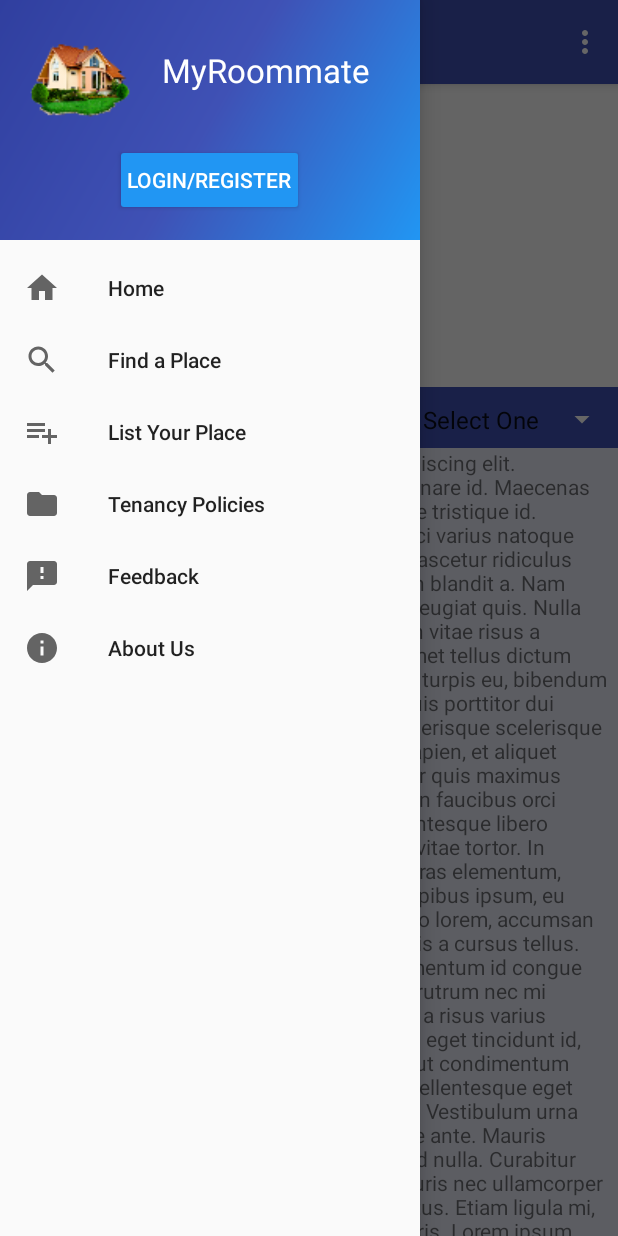
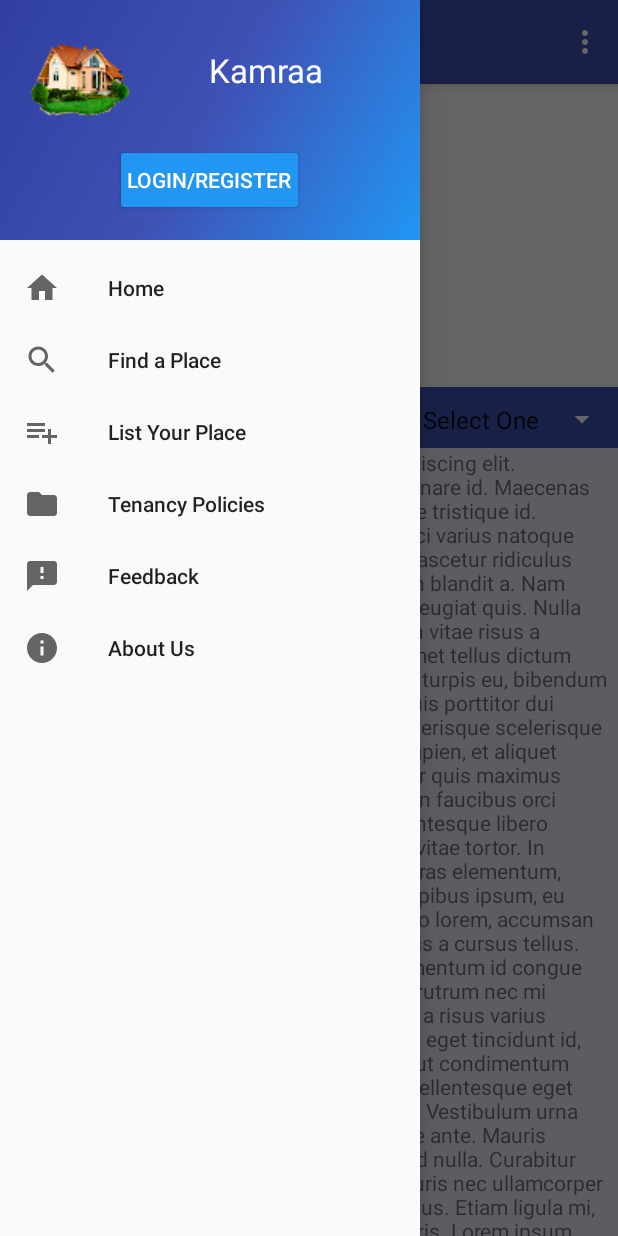
Before and after one commit to ThatStartupConcept/MyRoommate, an Android app: the screen it shows after launch (MainActivity), with the side drawer open, on a phone screen of 412 x 824 dp. Run offline under Robolectric (Android 15) with nearby library versions, the phone set to English and light mode, and no system bars.

Commit message:
Changed app name

```diff
--- a/app/src/main/java/com/myroommate/myroommate/HomeScreenFragment.java
+++ b/app/src/main/java/com/myroommate/myroommate/HomeScreenFragment.java
@@ -42,7 +42,7 @@ public class HomeScreenFragment extends Fragment {
     public void onViewCreated(View view, @Nullable Bundle savedInstanceState) {
         super.onViewCreated(view, savedInstanceState);
         //you can set the title for your toolbar here for different fragments different titles
-        getActivity().setTitle("My Roommate");
+        getActivity().setTitle(R.string.app_name);
     }
 
 
--- a/app/src/main/java/com/myroommate/myroommate/MainActivity.java
+++ b/app/src/main/java/com/myroommate/myroommate/MainActivity.java
@@ -68,7 +68,7 @@ public class MainActivity extends AppCompatActivity
         assert drawer != null;
         if (drawer.isDrawerOpen(GravityCompat.START)) {
             drawer.closeDrawer(GravityCompat.START);
-        } else if (!this.getTitle().equals("My Roommate")){
+        } else if (!this.getTitle().equals("Kamraa")){
             displaySelectedScreen(R.id.nav_home);
         }
         else {
--- a/app/src/main/res/layout/nav_header_main.xml
+++ b/app/src/main/res/layout/nav_header_main.xml
@@ -30,7 +30,7 @@
         android:layout_toRightOf="@+id/imageView"
         android:gravity="center"
         android:padding="@dimen/nav_header_vertical_spacing"
-        android:text="MyRoommate"
+        android:text="@string/app_name"
         android:textAppearance="@style/TextAppearance.AppCompat.Body1"
         android:textSize="22sp" />
 
--- a/app/src/main/res/values/strings.xml
+++ b/app/src/main/res/values/strings.xml
@@ -1,5 +1,5 @@
 <resources>
-    <string name="app_name">MyRoommate</string>
+    <string name="app_name">Kamraa</string>
 
     <string name="navigation_drawer_open">Open navigation drawer</string>
     <string name="navigation_drawer_close">Close navigation drawer</string>
```
